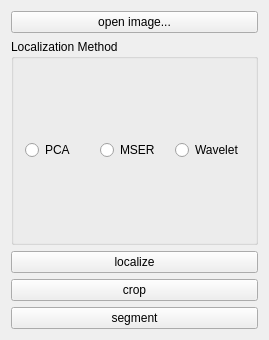
Qt form mainwindow.ui (BlueRayONE/LPR) before a commit.
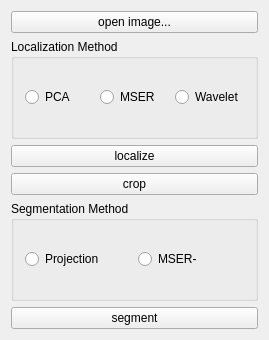
The same form after that commit.

Commit message: gui + segmentation mser

Diff of the .ui file:
```diff
--- a/mainwindow.ui
+++ b/mainwindow.ui
@@ -70,6 +70,29 @@
       </property>
      </widget>
     </item>
+    <item>
+     <widget class="QGroupBox" name="group_segmentation">
+      <property name="title">
+       <string>Segmentation Method</string>
+      </property>
+      <layout class="QHBoxLayout" name="horizontalLayout_3">
+       <item>
+        <widget class="QRadioButton" name="radio_projection">
+         <property name="text">
+          <string>Projection</string>
+         </property>
+        </widget>
+       </item>
+       <item>
+        <widget class="QRadioButton" name="radio_mser_seg">
+         <property name="text">
+          <string>MSER-</string>
+         </property>
+        </widget>
+       </item>
+      </layout>
+     </widget>
+    </item>
     <item>
      <widget class="QPushButton" name="btn_segment">
       <property name="text">
```
Left out of the diff: 2 changed lines with no effect on the pictures. The commit also changes 7 other files.
